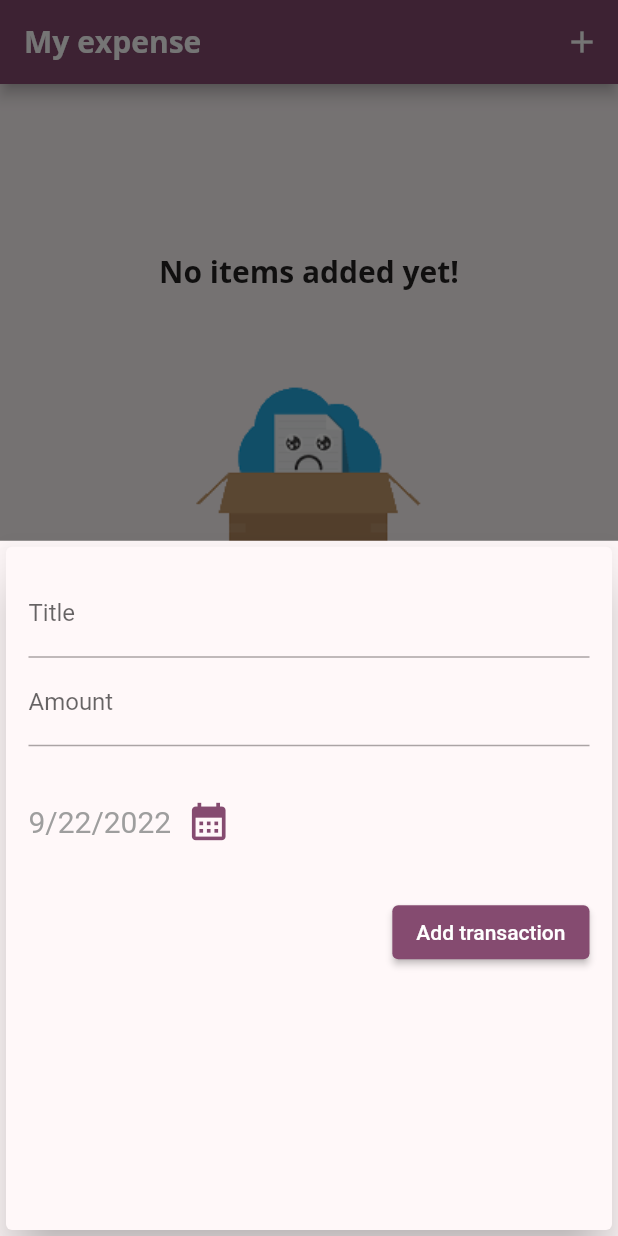
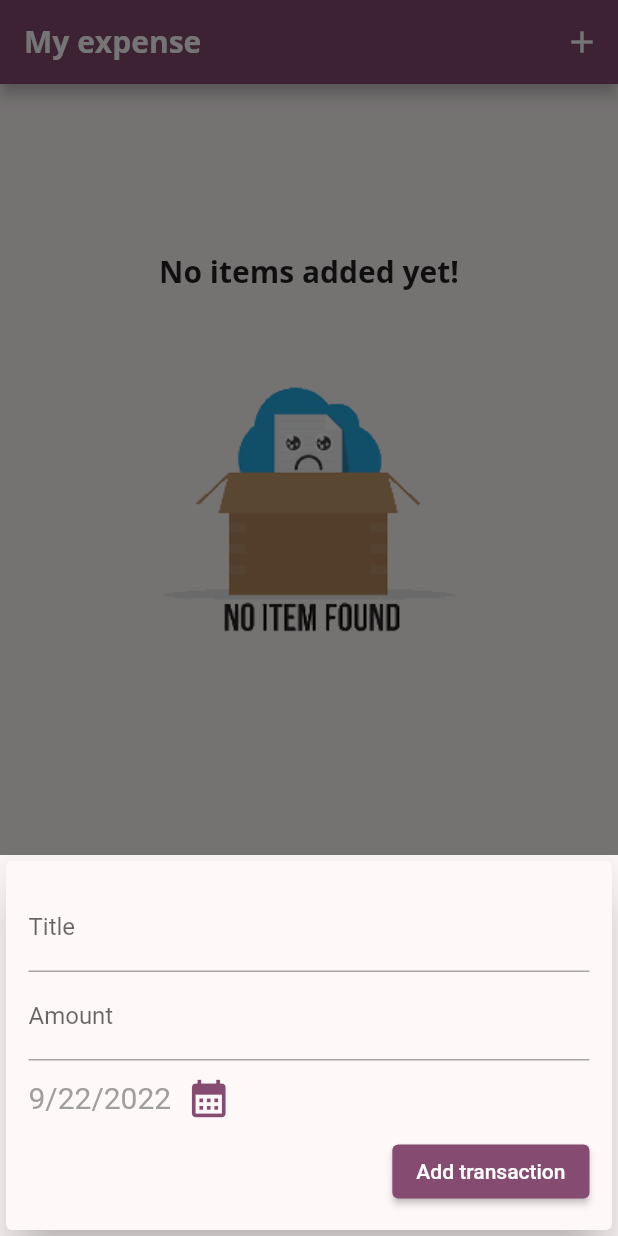
Before and after one commit to vPokladLI/flutter_expense_app, a Flutter app: the screen it shows after launch, after a tap on the "add" icon, on a phone screen of 412 x 824 dp. Run offline on Flutter 3.47's test engine with Material 2 defaults, Android fonts, the phone set to English and light mode, and no system bars; missing offline and left inert: dart:ffi, xid.

```diff
--- a/lib/homePage.dart
+++ b/lib/homePage.dart
@@ -1,3 +1,5 @@
+import 'dart:ffi';
+
 import 'package:flutter/material.dart';
 
 import './models/transaction.dart';
@@ -20,6 +22,8 @@ class _MyHomePageState extends State<MyHomePage> {
     }).toList();
   }
 
+  bool _isShowChartbar = false;
+
   void addTransaction(String title, double value, DateTime date) {
     date = date == null ? DateTime.now() : date;
     setState(() {
@@ -35,6 +39,7 @@ class _MyHomePageState extends State<MyHomePage> {
 
   void _startAddNewTransaction(ctx) {
     showModalBottomSheet<void>(
+      isScrollControlled: true,
       context: context,
       builder: (BuildContext context) {
         return AddTransactionForm(onSubmit: addTransaction);
@@ -44,8 +49,9 @@ class _MyHomePageState extends State<MyHomePage> {
 
   @override
   Widget build(BuildContext context) {
-    return Scaffold(
-      appBar: AppBar(
+    final isLandscape =
+        MediaQuery.of(context).orientation == Orientation.landscape;
+    final appBar = AppBar(
       actions: [
         IconButton(
             onPressed: () => _startAddNewTransaction(context),
@@ -54,15 +60,59 @@ class _MyHomePageState extends State<MyHomePage> {
       title: Text(
         'My expense',
       ),
-      ),
+    );
+    return Scaffold(
+      appBar: appBar,
       body: SingleChildScrollView(
         child: userTransactions.length > 0
             ? Column(
                 children: [
-                  Chart(_recentTransactions),
-                  TransactionsList(
+                  if (!isLandscape)
+                    Container(
+                        height: (MediaQuery.of(context).size.height -
+                                appBar.preferredSize.height -
+                                MediaQuery.of(context).padding.top) *
+                            0.25,
+                        child: Chart(_recentTransactions)),
+                  if (!isLandscape)
+                    Container(
+                      height: (MediaQuery.of(context).size.height -
+                              appBar.preferredSize.height -
+                              MediaQuery.of(context).padding.top) *
+                          0.75,
+                      child: TransactionsList(
                         userTransactions: userTransactions,
                         deleteTransaction: deleteTransaction,
+                      ),
+                    ),
+                  if (isLandscape)
+                    Row(mainAxisAlignment: MainAxisAlignment.center, children: [
+                      Text('Show chartbar?'),
+                      Switch(
+                        value: _isShowChartbar,
+                        onChanged: (val) {
+                          setState(() {
+                            _isShowChartbar = val;
+                          });
+                        },
+                      ),
+                    ]),
+                  _isShowChartbar
+                      ? Container(
+                          height: (MediaQuery.of(context).size.height -
+                                  appBar.preferredSize.height -
+                                  MediaQuery.of(context).padding.top) *
+                              0.7,
+                          child: Chart(_recentTransactions))
+                      : Container(
+                          height: (MediaQuery.of(context).size.height -
+                                  appBar.preferredSize.height -
+                                  MediaQuery.of(context).padding.top) *
+                              0.8,
+                          child: TransactionsList(
+                            userTransactions: userTransactions,
+                            deleteTransaction: deleteTransaction,
+                          ),
                         )
                 ],
               )
--- a/lib/widgets/addTransactionForm.dart
+++ b/lib/widgets/addTransactionForm.dart
@@ -49,9 +49,15 @@ class _AddTransactionFormState extends State<AddTransactionForm> {
   Widget build(BuildContext context) {
     return Card(
       elevation: 15,
+      child: SingleChildScrollView(
         child: Container(
-        padding: EdgeInsets.all(15),
+          padding: EdgeInsets.only(
+              top: 15,
+              left: 15,
+              right: 15,
+              bottom: MediaQuery.of(context).viewInsets.bottom + 15),
           child: Column(
+            mainAxisSize: MainAxisSize.min,
             crossAxisAlignment: CrossAxisAlignment.end,
             children: [
               TextField(
@@ -66,7 +72,7 @@ class _AddTransactionFormState extends State<AddTransactionForm> {
                 onEditingComplete: onsubmitHandler,
               ),
               Container(
-              height: 100,
+                height: 50,
                 child: Row(
                   children: [
                     Text(
@@ -89,6 +95,7 @@ class _AddTransactionFormState extends State<AddTransactionForm> {
             ],
           ),
         ),
+      ),
     );
   }
 }
```
Also changed, not shown: lib/ui/transActionTile.dart (+8 -3 lines), lib/widgets/chart/chartBarElement.dart (+13 -5 lines), lib/widgets/transactionList.dart (+2 -6 lines). Lines whose indentation alone changed are shown as unchanged.
